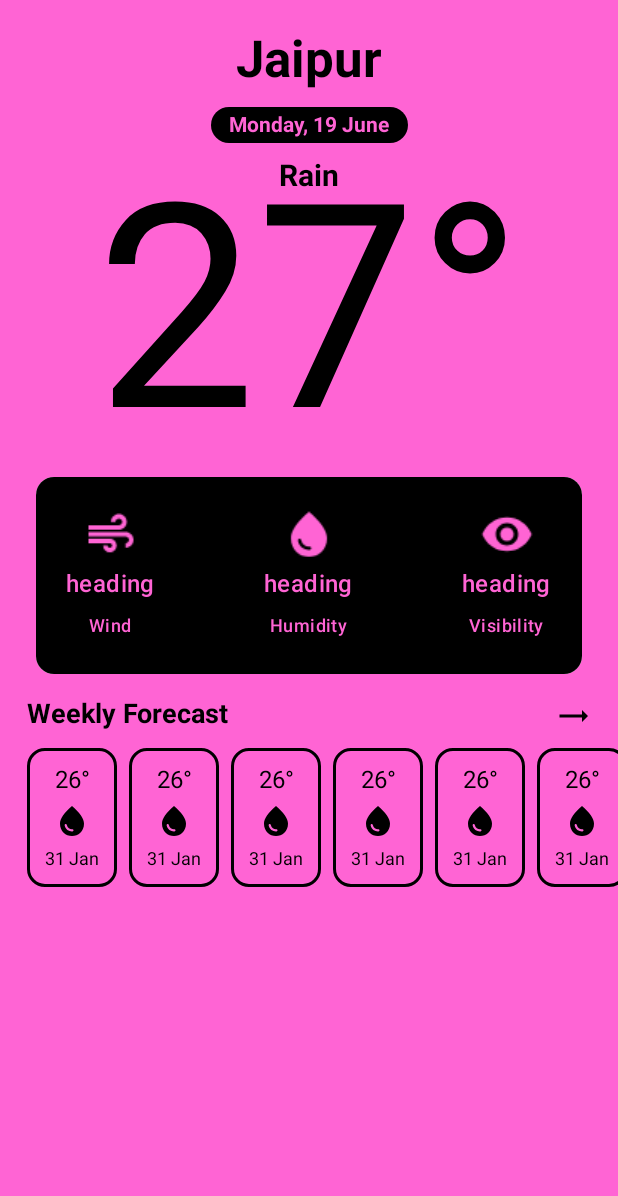
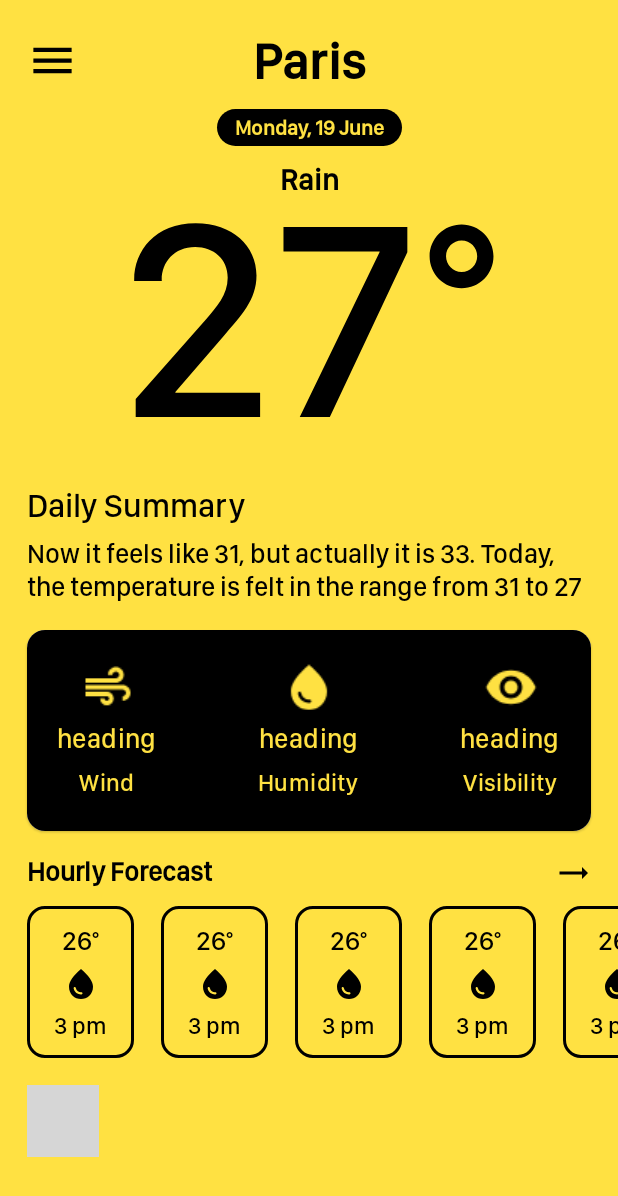
Before and after one commit to PranavVyas20/Overcast, an Android app built with Jetpack Compose: the @Preview function CurrentWeatherScreenII, on a phone screen of 412 x 824 dp. Shown: the top 1196 px of the screen. Run offline under Robolectric (Android 15) with nearby library versions, the phone set to English and light mode, and no system bars; our stand-ins replace constraintlayout-compose; libraries missing offline, so code that uses them is left out: co.yml.charts, com.patrykandpatryk.vico; 3 statements that could not run were skipped; grey boxes are pictures that could not be loaded.

```diff
--- a/app/src/main/java/com/example/daggerhilttest/screens/CurrentWeatherScreenV3.kt
+++ b/app/src/main/java/com/example/daggerhilttest/screens/CurrentWeatherScreenV3.kt
@@ -194,20 +194,20 @@ fun WeatherDetailItem() {
     }
 }
 
-@Composable
-fun HourlyForecastItem() {
-    Column(horizontalAlignment = Alignment.CenterHorizontally) {
-        Icon(tint = Color.DarkGray, imageVector = Icons.Default.Cloud, contentDescription = "icon")
-        Text(
-            text = "26°",
-            color = blackFontColor,
-            fontSize = 22.sp,
-            fontWeight = FontWeight.SemiBold
-        )
-        Text(text = "4 pm", fontSize = 18.sp, color = grayFontColor)
-
-    }
-}
+//@Composable
+//fun HourlyForecastItem() {
+//    Column(horizontalAlignment = Alignment.CenterHorizontally) {
+//        Icon(tint = Color.DarkGray, imageVector = Icons.Default.Cloud, contentDescription = "icon")
+//        Text(
+//            text = "26°",
+//            color = blackFontColor,
+//            fontSize = 22.sp,
+//            fontWeight = FontWeight.SemiBold
+//        )
+//        Text(text = "4 pm", fontSize = 18.sp, color = grayFontColor)
+//
+//    }
+//}
 
 @Composable
 fun HourlyForecastItemsRow(modifier: Modifier) {
@@ -216,7 +216,7 @@ fun HourlyForecastItemsRow(modifier: Modifier) {
         horizontalArrangement = Arrangement.spacedBy(28.dp)
     ) {
         items(7) {
-            HourlyForecastItem()
+//            HourlyForecastItem()
         }
     }
 }
--- a/app/src/main/java/com/example/daggerhilttest/screens/CurrentWeatherScreen_CL.kt
+++ b/app/src/main/java/com/example/daggerhilttest/screens/CurrentWeatherScreen_CL.kt
@@ -1,5 +1,6 @@
 package com.example.daggerhilttest.screens
 
+import android.text.style.ParagraphStyle
 import androidx.compose.foundation.background
 import androidx.compose.foundation.border
 import androidx.compose.foundation.layout.Arrangement
@@ -9,6 +10,7 @@ import androidx.compose.foundation.layout.Row
 import androidx.compose.foundation.layout.fillMaxSize
 import androidx.compose.foundation.layout.fillMaxWidth
 import androidx.compose.foundation.layout.padding
+import androidx.compose.foundation.layout.size
 import androidx.compose.foundation.lazy.LazyRow
 import androidx.compose.foundation.rememberScrollState
 import androidx.compose.foundation.shape.RoundedCornerShape
@@ -19,6 +21,7 @@ import androidx.compose.material.MaterialTheme
 import androidx.compose.material.Text
 import androidx.compose.material.icons.Icons
 import androidx.compose.material.icons.filled.Air
+import androidx.compose.material.icons.filled.Menu
 import androidx.compose.material.icons.filled.PanoramaFishEye
 import androidx.compose.material.icons.filled.RemoveRedEye
 import androidx.compose.material.icons.filled.Thermostat
@@ -30,11 +33,27 @@ import androidx.compose.ui.Modifier
 import androidx.compose.ui.draw.scale
 import androidx.compose.ui.graphics.Color
 import androidx.compose.ui.graphics.vector.ImageVector
+import androidx.compose.ui.text.AnnotatedString
+import androidx.compose.ui.text.buildAnnotatedString
+import androidx.compose.ui.text.font.Font
+import androidx.compose.ui.text.font.FontFamily
+import androidx.compose.ui.text.font.FontStyle
 import androidx.compose.ui.text.font.FontWeight
+import androidx.compose.ui.text.style.TextIndent
 import androidx.compose.ui.tooling.preview.Preview
 import androidx.compose.ui.unit.dp
 import androidx.compose.ui.unit.sp
 import androidx.constraintlayout.compose.ConstraintLayout
+import androidx.constraintlayout.widget.Guideline
+import com.example.daggerhilttest.R
+
+val primaryColorPink = Color(0xFFFF64D4)
+val primaryColorBlue = Color(0xFF42C6FF)
+val primaryColorYellow = Color(0xFFFFE142)
+
+val sfProFont = FontFamily(
+    Font(R.font.sf_pro_medium)
+)
 
 @Preview
 @Composable
@@ -42,18 +61,42 @@ fun CurrentWeatherScreenII() {
     Column(
         modifier = Modifier
             .fillMaxSize()
-            .background(color = Color(0xFFFF64D4))
+            .background(color = primaryColorYellow)
             .verticalScroll(rememberScrollState())
     ) {
         ConstraintLayout(
             modifier = Modifier
                 .fillMaxSize()
-                .padding(top = 20.dp)
+                .padding(top = 20.dp, bottom = 20.dp)
 
         ) {
-            val (cityNameField, dateField, tempFeild, tempValueFeild, tempDetailCard, hourlyForecatLazyRow, hourlyForecatFeild) = createRefs()
+            val rightGuideline = createGuidelineFromStart(0.4f)
+
+            val (cityNameField,
+                dateField,
+                dailySummaryParagraph,
+                tempFeild,
+                tempValueFeild,
+                tempDetailCard,
+                hourlyForecatLazyRow,
+                hourlyForecatFeild,
+                dailySummaryTextField,
+                sidebarIcon,
+                hourlyForecastGraph) = createRefs()
+
+            Icon(
+                imageVector = Icons.Default.Menu,
+                contentDescription = "sidebar icon",
+                modifier = Modifier
+                    .size(34.dp)
+                    .constrainAs(sidebarIcon) {
+                        start.linkTo(parent.start, margin = 18.dp)
+                        bottom.linkTo(cityNameField.bottom)
+                        top.linkTo(cityNameField.top)
+                    })
             Text(
-                text = "Jaipur",
+                text = "Paris",
+                fontFamily = sfProFont,
                 modifier = Modifier
                     .constrainAs(cityNameField) {
                         start.linkTo(parent.start)
@@ -65,6 +108,8 @@ fun CurrentWeatherScreenII() {
 
             Text(
                 text = "Monday, 19 June",
+                fontFamily = sfProFont,
+
                 modifier = Modifier
                     .constrainAs(dateField) {
                         start.linkTo(parent.start)
@@ -74,11 +119,13 @@ fun CurrentWeatherScreenII() {
                     .background(color = Color.Black, shape = RoundedCornerShape(34.dp))
                     .padding(horizontal = 12.dp, vertical = 4.dp),
 
-                color = Color(0xFFFF64D4),
+                color = primaryColorYellow,
                 fontWeight = FontWeight.Bold,
             )
 
-            Text("Rain", modifier = Modifier
+            Text("Rain",
+                fontFamily = sfProFont,
+                modifier = Modifier
                     .constrainAs(tempFeild) {
                         top.linkTo(dateField.bottom)
                         start.linkTo(parent.start)
@@ -86,16 +133,36 @@ fun CurrentWeatherScreenII() {
                     }
                     .padding(top = 10.dp), fontWeight = FontWeight.Bold, fontSize = 20.sp)
 
-            Text(text = "27°", fontSize = 190.sp, modifier = Modifier.constrainAs(tempValueFeild) {
+            Text(text = "27°",
+                fontFamily = sfProFont,
+                fontSize = 190.sp, modifier = Modifier.constrainAs(tempValueFeild) {
                     top.linkTo(dateField.bottom)
                     start.linkTo(parent.start)
                     end.linkTo(parent.end)
                 })
+
+            Text(
+                text = "Daily Summary",
+                fontFamily = sfProFont,
+                fontWeight = FontWeight.SemiBold,
+                fontSize = 22.sp,
+                modifier = Modifier.constrainAs(dailySummaryTextField) {
+                    top.linkTo(tempValueFeild.bottom)
+                    start.linkTo(parent.start, margin = 18.dp)
+                })
+            DailyWeatherSummaryView(
+                modifier = Modifier
+                    .padding(horizontal = 18.dp)
+                    .constrainAs(dailySummaryParagraph) {
+                        top.linkTo(dailySummaryTextField.bottom, margin = 8.dp)
+                        start.linkTo(tempDetailCard.start)
+                        end.linkTo(tempDetailCard.end)
+                    })
             Card(
                 modifier = Modifier
-                    .padding(horizontal = 24.dp)
+                    .padding(horizontal = 18.dp)
                     .constrainAs(tempDetailCard) {
-                        top.linkTo(tempValueFeild.bottom)
+                        top.linkTo(dailySummaryParagraph.bottom, margin = 18.dp)
                     },
                 shape = RoundedCornerShape(12.dp),
             ) {
@@ -122,12 +189,19 @@ fun CurrentWeatherScreenII() {
                     )
                 }
             }
-            WeeklyForecastView(
+            HourlyForecastView(
                 modifier = Modifier
                     .constrainAs(hourlyForecatLazyRow) {
                         top.linkTo(tempDetailCard.bottom, margin = 16.dp)
                         start.linkTo(tempDetailCard.start)
                         end.linkTo(tempDetailCard.end)
+                    })
+            HourlyGraph(
+                modifier = Modifier
+                    .padding(horizontal = 18.dp)
+                    .border(2.dp, color = Color.Black, shape = RoundedCornerShape(8.dp))
+                    .constrainAs(hourlyForecastGraph) {
+                        top.linkTo(hourlyForecatLazyRow.bottom, margin = 18.dp)
                     })
 
         }
@@ -148,7 +222,7 @@ fun WeatherDetailItem(
     {
         Icon(
             imageVector = itemIcon,
-            tint = Color(0xFFFF64D4),
+            tint = primaryColorYellow,
             contentDescription = "item icon",
             modifier = Modifier
                 .scale(1.5f)
@@ -156,16 +230,18 @@ fun WeatherDetailItem(
         )
         Text(
             text = headingText,
-            fontSize = 16.sp,
+            fontFamily = sfProFont,
+            fontSize = 18.sp,
             modifier = Modifier.padding(bottom = 8.dp),
             style = MaterialTheme.typography.body2,
-            color = Color(0xFFFF64D4),
+            color = primaryColorYellow,
             fontWeight = FontWeight.W600
         )
         Text(
             text = subHeadingText,
-            color = Color(0xFFFF64D4),
-            fontSize = 12.sp,
+            fontFamily = sfProFont,
+            color = primaryColorYellow,
+            fontSize = 16.sp,
             style = MaterialTheme.typography.body2,
             fontWeight = FontWeight.W600
         )
@@ -173,11 +249,12 @@ fun WeatherDetailItem(
 }
 
 @Composable
-fun WeeklyForecastView(modifier: Modifier) {
+fun HourlyForecastView(modifier: Modifier) {
     ConstraintLayout(modifier) {
         val (weeklyForecastText, arrowIcon, weeklyForecastRow) = createRefs()
         Text(
-            text = "Weekly Forecast",
+            text = "Hourly Forecast",
+            fontFamily = sfProFont,
             fontWeight = FontWeight.Bold,
             fontSize = 18.sp,
             modifier = Modifier.constrainAs(weeklyForecastText) {
@@ -199,10 +276,10 @@ fun WeeklyForecastView(modifier: Modifier) {
                     top.linkTo(weeklyForecastText.bottom, margin = 12.dp)
                 }
                 .fillMaxWidth(),
-            horizontalArrangement = Arrangement.spacedBy(8.dp)
+            horizontalArrangement = Arrangement.spacedBy(18.dp)
         ) {
             items(9) {
-                WeeklyForecastItem()
+                HourlyForecastItem()
             }
         }
     }
@@ -210,7 +287,7 @@ fun WeeklyForecastView(modifier: Modifier) {
 
 @Preview
 @Composable
-fun WeeklyForecastItem() {
+fun HourlyForecastItem() {
     Column(
         horizontalAlignment = Alignment.CenterHorizontally,
         verticalArrangement = Arrangement.spacedBy(6.dp),
@@ -220,11 +297,34 @@ fun WeeklyForecastItem() {
                 color = Color.Black,
                 shape = RoundedCornerShape(12.dp)
             )
-            .padding(12.dp)
+            .padding(vertical = 12.dp, horizontal = 18.dp)
     ) {
-        Text("26°", fontSize = 16.sp)
+        Text(
+            "26°", fontSize = 18.sp, fontFamily = sfProFont,
+        )
         Icon(imageVector = Icons.Default.WaterDrop, contentDescription = "temp icon")
-        Text("31 Jan", fontSize = 12.sp)
+        Text(
+            "3 pm", fontSize = 16.sp, fontFamily = sfProFont,
+        )
 
     }
 }
+
+@Composable
+fun DailyWeatherSummaryView(modifier: Modifier) {
+    val text =
+        "Now it feels like 31, but actually it is 33. Today, the temperature is felt in the range from 31 to 27"
+
+    Text(
+        modifier = modifier,
+        fontFamily = sfProFont,
+        text = buildAnnotatedString {
+            append(
+                AnnotatedString(
+                    text = text,
+                )
+            )
+        },
+        fontSize = 18.sp,
+    )
+}
--- /dev/null
+++ b/app/src/main/java/com/example/daggerhilttest/screens/HoulyForecastGraph.kt
@@ -0,0 +1,103 @@
+package com.example.daggerhilttest.screens
+
+import android.text.TextUtils
+import androidx.compose.foundation.Canvas
+import androidx.compose.foundation.layout.Box
+import androidx.compose.foundation.layout.fillMaxSize
+import androidx.compose.foundation.layout.fillMaxWidth
+import androidx.compose.foundation.layout.height
+import androidx.compose.runtime.Composable
+import androidx.compose.ui.Modifier
+import androidx.compose.ui.geometry.Offset
+import androidx.compose.ui.graphics.Color
+import androidx.compose.ui.graphics.drawscope.Stroke
+import androidx.compose.ui.graphics.toArgb
+import androidx.compose.ui.modifier.modifierLocalConsumer
+import androidx.compose.ui.tooling.preview.Preview
+import androidx.compose.ui.unit.dp
+import co.yml.charts.axis.AxisData
+import co.yml.charts.common.model.PlotType
+import co.yml.charts.common.model.Point
+import co.yml.charts.ui.linechart.LineChart
+import co.yml.charts.ui.linechart.model.GridLines
+import co.yml.charts.ui.linechart.model.IntersectionPoint
+import co.yml.charts.ui.linechart.model.Line
+import co.yml.charts.ui.linechart.model.LineChartData
+import co.yml.charts.ui.linechart.model.LinePlotData
+import co.yml.charts.ui.linechart.model.LineStyle
+import co.yml.charts.ui.linechart.model.SelectionHighlightPoint
+import co.yml.charts.ui.linechart.model.SelectionHighlightPopUp
+import co.yml.charts.ui.linechart.model.ShadowUnderLine
+import com.patrykandpatryk.vico.compose.axis.horizontal.bottomAxis
+import com.patrykandpatryk.vico.compose.axis.horizontal.topAxis
+import com.patrykandpatryk.vico.compose.axis.vertical.startAxis
+import com.patrykandpatryk.vico.compose.chart.Chart
+import com.patrykandpatryk.vico.compose.chart.line.lineChart
+import com.patrykandpatryk.vico.compose.chart.line.lineSpec
+import com.patrykandpatryk.vico.compose.component.shape.shader.verticalGradient
+import com.patrykandpatryk.vico.compose.component.shape.textComponent
+import com.patrykandpatryk.vico.core.axis.AxisPosition
+import com.patrykandpatryk.vico.core.axis.formatter.AxisValueFormatter
+import com.patrykandpatryk.vico.core.component.marker.MarkerComponent
+import com.patrykandpatryk.vico.core.component.shape.LineComponent
+import com.patrykandpatryk.vico.core.component.text.TextComponent
+import com.patrykandpatryk.vico.core.entry.entryModelOf
+import com.patrykandpatryk.vico.core.marker.Marker
+import kotlin.math.truncate
+
+@Composable
+fun rememberMarker() =
+    MarkerComponent(
+        label = textComponent(color = Color.Red),
+        guideline = null,
+        indicator = null
+    )
+
+private val markerMap: Map<Float, Marker>
+    @Composable get() = mapOf(
+        4f to rememberMarker(),
+        0f to rememberMarker(),
+        1f to rememberMarker(),
+        2f to rememberMarker(),
+        3f to rememberMarker()
+    )
+
+@Composable
+fun HourlyGraph(modifier: Modifier) {
+    val model1 = entryModelOf(0, 2, 4, 0, 2)
+
+    val yAxisValueFormatter = AxisValueFormatter<AxisPosition.Vertical.Start> { i, _ ->
+        "${i.toInt()}℃"
+    }
+
+    val yellow = Color(0xFF000000)
+    Box(modifier = modifier) {
+        Chart(
+            chart = lineChart(
+//            persistentMarkers = markerMap,
+                lines = listOf(
+                    lineSpec(
+                        lineColor = yellow,
+                        lineBackgroundShader = verticalGradient(
+                            arrayOf(yellow.copy(0.5f), yellow.copy(alpha = 0f)),
+                        ),
+                    ),
+                )
+            ),
+            model = model1,
+            startAxis = startAxis(
+                axis = null,
+                guideline = null,
+                tick = null,
+                valueFormatter = yAxisValueFormatter
+            ),
+            bottomAxis = bottomAxis(
+                label = textComponent(color = Color.Black),
+                axis = null,
+                tick = null,
+                guideline = null,
+            ),
+        )
+    }
+
+}
--- a/app/src/main/java/com/example/daggerhilttest/ui_components/CurrentWeatherGraph.kt
+++ b/app/src/main/java/com/example/daggerhilttest/ui_components/CurrentWeatherGraph.kt
@@ -100,8 +100,16 @@ fun CurrentWeatherGraph(currentWeatherGraph: CurrentWeatherGraph?, visibility: B
                 modifier = Modifier
                     .wrapContentSize()
                     .background(Color.White),
-                startAxis = startAxis(valueFormatter = yAxisValueFormatter),
-                bottomAxis = bottomAxis(valueFormatter = axisValueFormatter)
+                startAxis = startAxis(
+                    valueFormatter = yAxisValueFormatter,
+                    guideline = null,
+                    tick = null
+                ),
+                bottomAxis = bottomAxis(
+                    valueFormatter = axisValueFormatter,
+                    guideline = null,
+                    tick = null
+                )
             )
         } else {
             Text(text = "Unable to fetch graph data")
```
Also changed, not shown: app/build.gradle (+2 -7 lines), app/src/main/res/font/sf_pro_medium.otf (added). Lines whose indentation alone changed are shown as unchanged.
